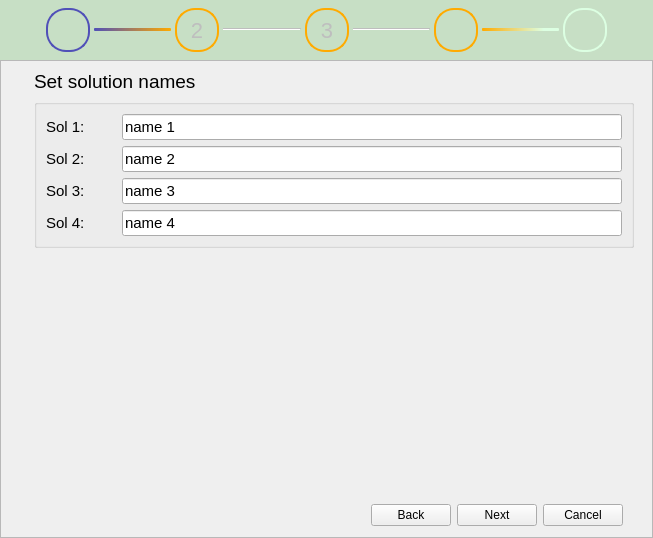
Old version of the form apps/Lab-on-a-tip/labonatip_macroWizard.ui in the repository bellonemauro/Labonatip2.0.
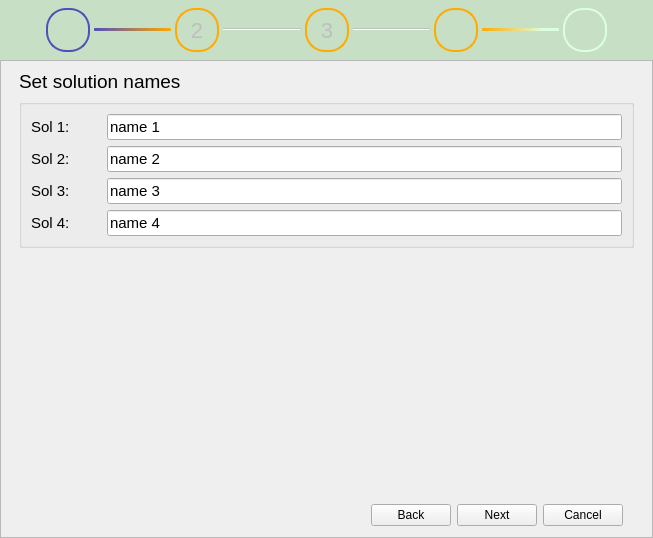
New version of the form. The open tabs and pages were chosen to show the change. Icons and pictures are not drawn.

Commit message: update wizard functions

```diff
--- a/apps/Lab-on-a-tip/labonatip_macroWizard.ui
+++ b/apps/Lab-on-a-tip/labonatip_macroWizard.ui
@@ -420,51 +420,7 @@
            <property name="bottomMargin">
             <number>0</number>
            </property>
-           <item row="2" column="1">
-            <spacer name="verticalSpacer_7">
-             <property name="orientation">
-              <enum>Qt::Vertical</enum>
-             </property>
-             <property name="sizeHint" stdset="0">
-              <size>
-               <width>20</width>
-               <height>40</height>
-              </size>
-             </property>
-            </spacer>
-           </item>
-           <item row="0" column="0" rowspan="4">
-            <widget class="QLabel" name="label_9">
-             <property name="maximumSize">
-              <size>
-               <width>140</width>
-               <height>16777215</height>
-              </size>
-             </property>
-             <property name="text">
-              <string/>
-             </property>
-             <property name="pixmap">
-              <pixmap>icons/watermark1.png</pixmap>
-             </property>
-             <property name="alignment">
-              <set>Qt::AlignLeading|Qt::AlignLeft|Qt::AlignTop</set>
-             </property>
-            </widget>
-           </item>
-           <item row="0" column="1">
-            <widget class="QLabel" name="label_6">
-             <property name="font">
-              <font>
-               <pointsize>14</pointsize>
-              </font>
-             </property>
-             <property name="text">
-              <string>Set solution names</string>
-             </property>
-            </widget>
-           </item>
-           <item row="1" column="1">
+           <item row="1" column="0">
             <widget class="QGroupBox" name="groupBox_10">
              <property name="font">
               <font>
@@ -483,6 +439,11 @@
                   <height>0</height>
                  </size>
                 </property>
+                <property name="font">
+                 <font>
+                  <pointsize>11</pointsize>
+                 </font>
+                </property>
                 <property name="text">
                  <string>Sol 1:</string>
                 </property>
@@ -490,6 +451,11 @@
               </item>
               <item row="1" column="2">
                <widget class="QLineEdit" name="lineEdit_13">
+                <property name="font">
+                 <font>
+                  <pointsize>11</pointsize>
+                 </font>
+                </property>
                 <property name="text">
                  <string>name 2</string>
                 </property>
@@ -497,6 +463,11 @@
               </item>
               <item row="2" column="0" colspan="2">
                <widget class="QLabel" name="label_26">
+                <property name="font">
+                 <font>
+                  <pointsize>11</pointsize>
+                 </font>
+                </property>
                 <property name="text">
                  <string>Sol 3:</string>
                 </property>
@@ -504,6 +475,11 @@
               </item>
               <item row="1" column="0" colspan="2">
                <widget class="QLabel" name="label_27">
+                <property name="font">
+                 <font>
+                  <pointsize>11</pointsize>
+                 </font>
+                </property>
                 <property name="text">
                  <string>Sol 2:</string>
                 </property>
@@ -511,6 +487,11 @@
               </item>
               <item row="0" column="2">
                <widget class="QLineEdit" name="lineEdit_14">
+                <property name="font">
+                 <font>
+                  <pointsize>11</pointsize>
+                 </font>
+                </property>
                 <property name="text">
                  <string>name 1</string>
                 </property>
@@ -518,6 +499,11 @@
               </item>
               <item row="3" column="0" colspan="2">
                <widget class="QLabel" name="label_28">
+                <property name="font">
+                 <font>
+                  <pointsize>11</pointsize>
+                 </font>
+                </property>
                 <property name="text">
                  <string>Sol 4:</string>
                 </property>
@@ -525,6 +511,11 @@
               </item>
               <item row="3" column="2">
                <widget class="QLineEdit" name="lineEdit_15">
+                <property name="font">
+                 <font>
+                  <pointsize>11</pointsize>
+                 </font>
+                </property>
                 <property name="text">
                  <string>name 4</string>
                 </property>
@@ -532,6 +523,11 @@
               </item>
               <item row="2" column="2">
                <widget class="QLineEdit" name="lineEdit_16">
+                <property name="font">
+                 <font>
+                  <pointsize>11</pointsize>
+                 </font>
+                </property>
                 <property name="text">
                  <string>name 3</string>
                 </property>
@@ -540,7 +536,7 @@
              </layout>
             </widget>
            </item>
-           <item row="3" column="1">
+           <item row="3" column="0">
             <widget class="QGroupBox" name="groupBox_3">
              <property name="maximumSize">
               <size>
@@ -597,6 +593,31 @@
              </layout>
             </widget>
            </item>
+           <item row="2" column="0">
+            <spacer name="verticalSpacer_7">
+             <property name="orientation">
+              <enum>Qt::Vertical</enum>
+             </property>
+             <property name="sizeHint" stdset="0">
+              <size>
+               <width>20</width>
+               <height>40</height>
+              </size>
+             </property>
+            </spacer>
+           </item>
+           <item row="0" column="0">
+            <widget class="QLabel" name="label_6">
+             <property name="font">
+              <font>
+               <pointsize>14</pointsize>
+              </font>
+             </property>
+             <property name="text">
+              <string>Set solution names</string>
+             </property>
+            </widget>
+           </item>
           </layout>
          </widget>
          <widget class="QWidget" name="page_4">
```
Left out of the diff: 844 changed lines with no effect on the pictures. The commit also changes 3 other files.
